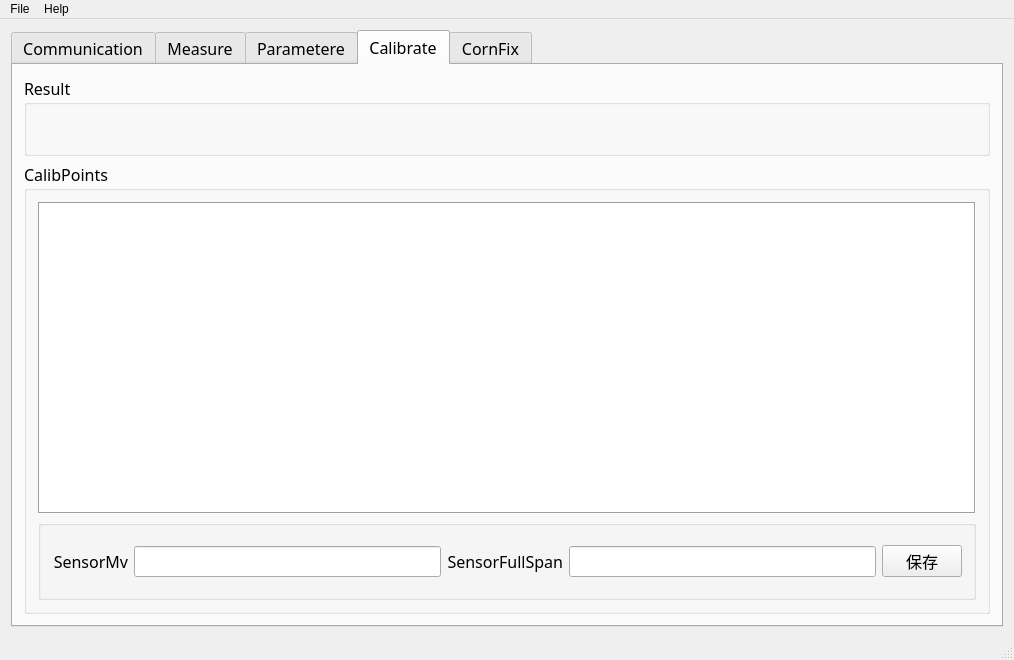
Old version of the form mainwindow.ui in the repository byteman/WFace.
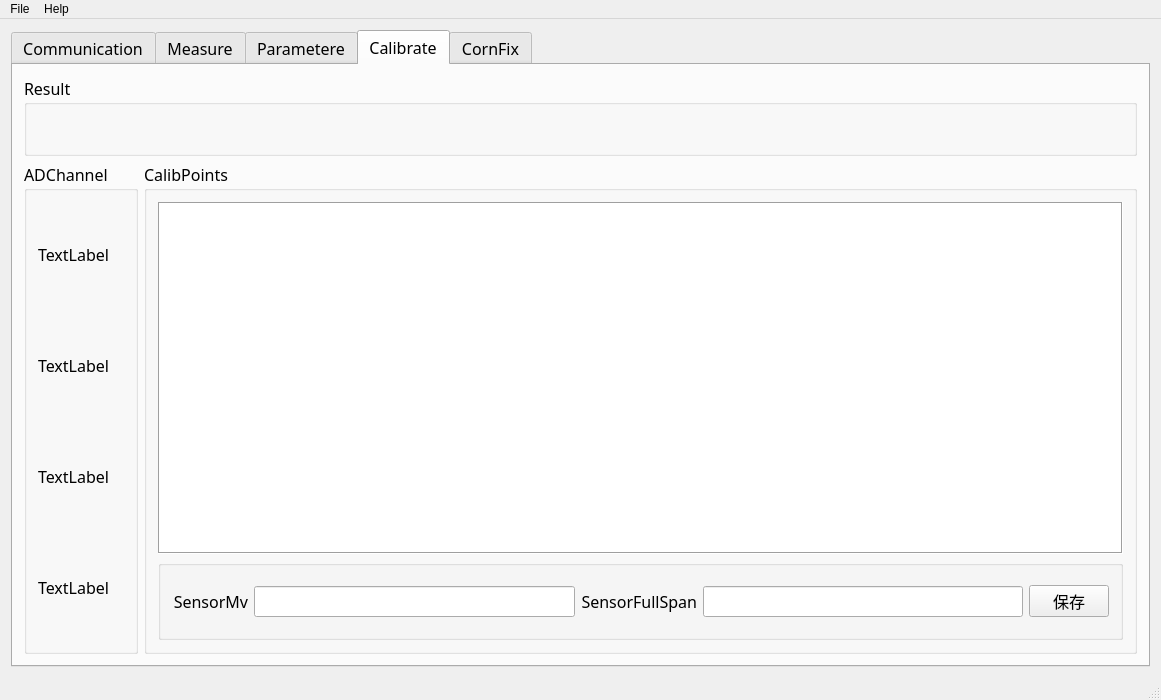
New version of the form. The open tabs and pages were chosen to show the change.

Patch:
```diff
--- a/mainwindow.ui
+++ b/mainwindow.ui
@@ -6,8 +6,8 @@
    <rect>
     <x>0</x>
     <y>0</y>
-    <width>1014</width>
-    <height>660</height>
+    <width>1161</width>
+    <height>700</height>
    </rect>
   </property>
   <property name="sizePolicy">
@@ -19,7 +19,7 @@
   <property name="maximumSize">
    <size>
     <width>16777215</width>
-    <height>660</height>
+    <height>700</height>
    </size>
   </property>
   <property name="windowTitle">
@@ -1250,6 +1250,45 @@
          </widget>
         </item>
         <item>
+         <layout class="QHBoxLayout" name="horizontalLayout_10">
+          <item>
+           <widget class="QGroupBox" name="groupBox_10">
+            <property name="title">
+             <string>ADChannel</string>
+            </property>
+            <layout class="QVBoxLayout" name="verticalLayout_9">
+             <item>
+              <widget class="QLabel" name="lblAD1">
+               <property name="text">
+                <string>TextLabel</string>
+               </property>
+              </widget>
+             </item>
+             <item>
+              <widget class="QLabel" name="lblAD2">
+               <property name="text">
+                <string>TextLabel</string>
+               </property>
+              </widget>
+             </item>
+             <item>
+              <widget class="QLabel" name="lblAD3">
+               <property name="text">
+                <string>TextLabel</string>
+               </property>
+              </widget>
+             </item>
+             <item>
+              <widget class="QLabel" name="lblAD4">
+               <property name="text">
+                <string>TextLabel</string>
+               </property>
+              </widget>
+             </item>
+            </layout>
+           </widget>
+          </item>
+          <item>
          <widget class="QGroupBox" name="groupBox_5">
           <property name="title">
            <string>CalibPoints</string>
@@ -1288,6 +1327,12 @@
               <string/>
              </property>
              <layout class="QHBoxLayout" name="horizontalLayout_8">
+                <property name="topMargin">
+                 <number>3</number>
+                </property>
+                <property name="bottomMargin">
+                 <number>3</number>
+                </property>
               <item>
                <widget class="QLabel" name="label_14">
                 <property name="sizePolicy">
@@ -1340,6 +1385,8 @@
          </widget>
         </item>
        </layout>
+        </item>
+       </layout>
       </widget>
       <widget class="QWidget" name="CornFix">
        <attribute name="title">
@@ -1510,8 +1557,8 @@
     <rect>
      <x>0</x>
      <y>0</y>
-     <width>1014</width>
-     <height>23</height>
+     <width>1161</width>
+     <height>30</height>
     </rect>
    </property>
    <widget class="QMenu" name="menuChange">
```
Left out of the diff: 2 changed lines with no effect on the pictures. Lines whose indentation alone changed are shown as unchanged.
